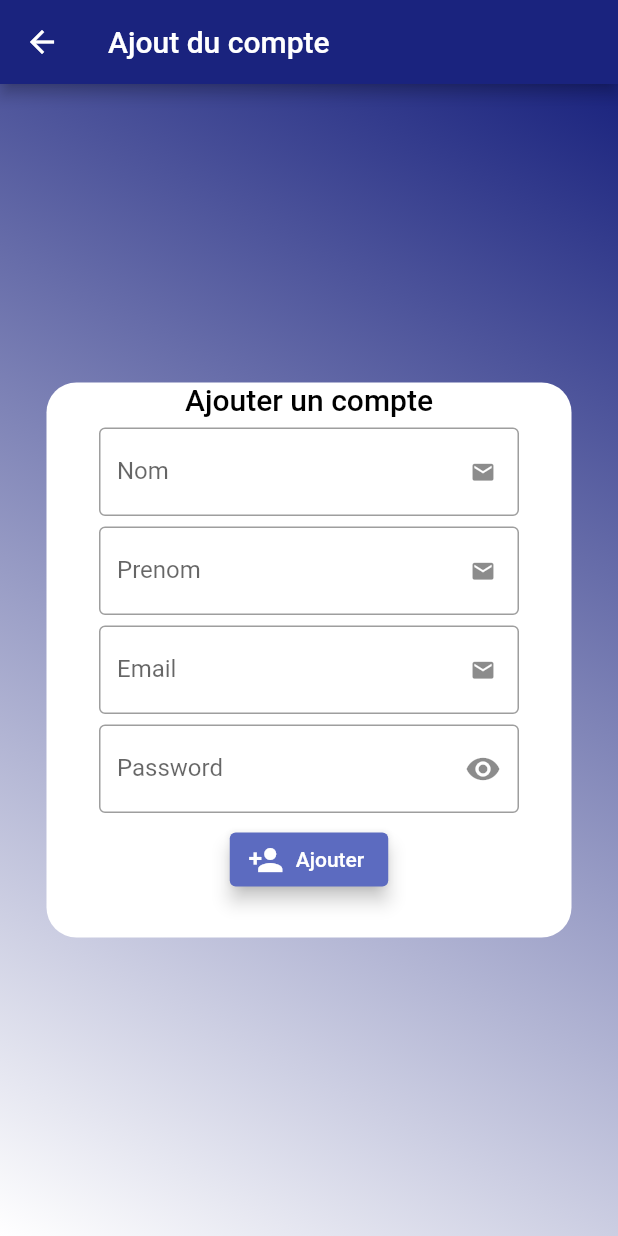
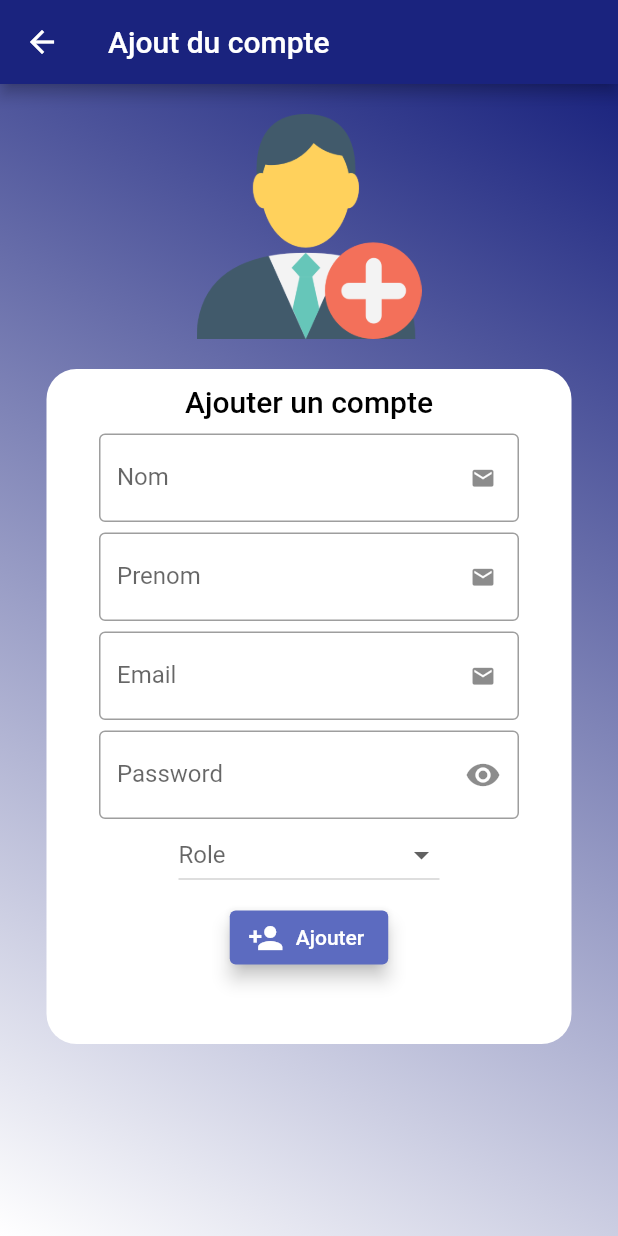
Before and after one commit to RealKintaro/canpeches-mobileapp, a Flutter app: the AddCompte screen opened by its route, on a phone screen of 412 x 824 dp. Run offline on Flutter 3.47's test engine with Material 2 defaults, Android fonts, the light colour scheme and no system bars; our stand-ins replace charts_flutter, connectivity, data_connection_checker, flutter_phoenix, fluttertoast, font_awesome_flutter and 1 more; missing offline and left inert: dart_ipify, qr_code_scanner, wc_form_validators.

Commit message:
Last changes

```diff
--- a/lib/screens/gestcomptes/addcompte.dart
+++ b/lib/screens/gestcomptes/addcompte.dart
@@ -3,6 +3,8 @@ import 'package:fluttertoast/fluttertoast.dart';
 import 'package:canpeches/globals.dart' as globals;
 import 'package:http/http.dart' as http;
 import 'dart:convert';
+
+import 'package:wc_form_validators/wc_form_validators.dart';
 
 class AddCompte extends StatefulWidget {
   AddCompteController createState() => AddCompteController();
@@ -20,7 +22,7 @@ class AddCompteController extends State<AddCompte> {
       setErrorPrenom = false;
 
   late String resaddmsg;
-
+  String? _selectedRole;
   Future<String> ajouterCompte() async {
     String email, password, nom, prenom;
     email = controllerMail.text;
@@ -42,7 +44,12 @@ class AddCompteController extends State<AddCompte> {
               'nom': nom,
               'prenom': prenom,
               'email': email,
-              'password': password
+              'password': password,
+              'role': _selectedRole == "Admin"
+                  ? "0"
+                  : _selectedRole == "SuperAdmin"
+                      ? "1"
+                      : "99"
             };
 
             var response =
@@ -90,18 +97,38 @@ class AddCompteController extends State<AddCompte> {
             width: MediaQuery.of(context).size.width,
             height: MediaQuery.of(context).size.height,
             decoration: globals.background(),
-            child: Center(
             child: SingleChildScrollView(
-              child: Container(
+                child: Column(
+              mainAxisAlignment: MainAxisAlignment.spaceEvenly,
+              children: [
+                SizedBox(
+                  height: 20.0,
+                ),
+                Container(
+                  constraints:
+                      BoxConstraints.expand(height: 150.0, width: 150.0),
+                  decoration: BoxDecoration(color: Colors.transparent),
+                  child: Image.asset(
+                    "assets/images/add-user.png",
+                    fit: BoxFit.fill,
+                  ),
+                ),
+                SizedBox(
+                  height: 20.0,
+                ),
+                Container(
                     decoration: BoxDecoration(
                       color: Colors.white,
                       borderRadius: BorderRadius.circular(20),
                     ),
                     width: 350.0,
-                  height: 370.0,
+                    height: 450.0,
                     child: Column(
-                    mainAxisSize: MainAxisSize.max,
+                      mainAxisSize: MainAxisSize.min,
                       children: <Widget>[
+                        SizedBox(
+                          height: 10.0,
+                        ),
                         Center(
                           child: Text(
                             "Ajouter un compte",
@@ -112,7 +139,7 @@ class AddCompteController extends State<AddCompte> {
                           ),
                         ),
                         SizedBox(
-                        height: 7,
+                          height: 10.0,
                         ),
                         Container(
                           width: 280.0,
@@ -139,8 +166,9 @@ class AddCompteController extends State<AddCompte> {
                             decoration: InputDecoration(
                                 border: OutlineInputBorder(),
                                 labelText: 'Prenom',
-                              errorText:
-                                  setErrorPrenom ? "Remplire le champ." : null,
+                                errorText: setErrorPrenom
+                                    ? "Remplire le champ."
+                                    : null,
                                 suffixIcon: Icon(
                                   Icons.email,
                                   size: 17,
@@ -157,7 +185,8 @@ class AddCompteController extends State<AddCompte> {
                             decoration: InputDecoration(
                                 border: OutlineInputBorder(),
                                 labelText: 'Email',
-                              errorText: setErrorMail ? "Email invalid." : null,
+                                errorText:
+                                    setErrorMail ? "Email invalid." : null,
                                 suffixIcon: Icon(
                                   Icons.email,
                                   size: 17,
@@ -172,11 +201,18 @@ class AddCompteController extends State<AddCompte> {
                           child: TextFormField(
                               controller: controllerPass,
                               obscureText: _obscureText,
+                              validator: Validators.compose([
+                                Validators.required('Remplire le champ'),
+                                Validators.patternString(
+                                    r'^(?=.*?[A-Z])(?=.*?[a-z])(?=.*?[0-9])(?=.*?[!@#\$&*~]).{8,}$',
+                                    'Utiliser un Mot de pass plus fort')
+                              ]),
                               decoration: InputDecoration(
                                   border: OutlineInputBorder(),
                                   labelText: 'Password',
-                                errorText:
-                                    setErrorPass ? "Remplire le champ." : null,
+                                  errorText: setErrorPass
+                                      ? "Remplire le champ."
+                                      : null,
                                   suffixIcon: IconButton(
                                       icon: Icon(_obscureText
                                           ? Icons.visibility
@@ -186,6 +222,28 @@ class AddCompteController extends State<AddCompte> {
                                           _obscureText = !_obscureText;
                                         });
                                       }))),
+                        ),
+                        DropdownButton(
+                          hint: Text('Role'),
+                          value: _selectedRole,
+                          onChanged: (String? newValue) {
+                            setState(() {
+                              _selectedRole = newValue;
+                            });
+                          },
+                          items: <String>['Admin', 'SuperAdmin']
+                              .map((String value) {
+                            return DropdownMenuItem<String>(
+                                value: value,
+                                child: new Container(
+                                    width: 150.0,
+                                    child: Center(
+                                      child: Text(value,
+                                          style: TextStyle(
+                                            color: Colors.black,
+                                          )),
+                                    )));
+                          }).toList(),
                         ),
                         SizedBox(
                           height: 7,
@@ -218,6 +276,7 @@ class AddCompteController extends State<AddCompte> {
                         ),
                       ],
                     )),
+              ],
             ))));
   }
 }
--- a/lib/screens/gestcomptes/gestcompte.dart
+++ b/lib/screens/gestcomptes/gestcompte.dart
@@ -434,8 +434,7 @@ class GestCompteController extends State<GestCompte> {
                                                           Colors.indigo[500],
                                                       textColor: Colors.white,
                                                       fontSize: 16.0);
-                                                  Navigator.popAndPushNamed(
-                                                      context, "/homeComptes");
+                                                  Navigator.pop(context);
                                                 }
                                               });
                                             }),
--- a/pubspec.yaml
+++ b/pubspec.yaml
@@ -38,6 +38,8 @@ dependencies:
   qr_flutter: ^4.0.0
   connectivity: ^3.0.6
   data_connection_checker: ^0.3.4
+  dart_ipify: ^1.1.0
+  wc_form_validators: ^1.0.0
 
 dev_dependencies:
   flutter_test:
```
Also changed, not shown: lib/screens/gestcomptes/homecomptes.dart (+55 -4 lines), lib/screens/login/login.dart (+15 -4 lines), lib/screens/login/qrcode.dart (+10 -5 lines), assets/images/add-user.png (added), pubspec.lock. Lines whose indentation alone changed are shown as unchanged.
